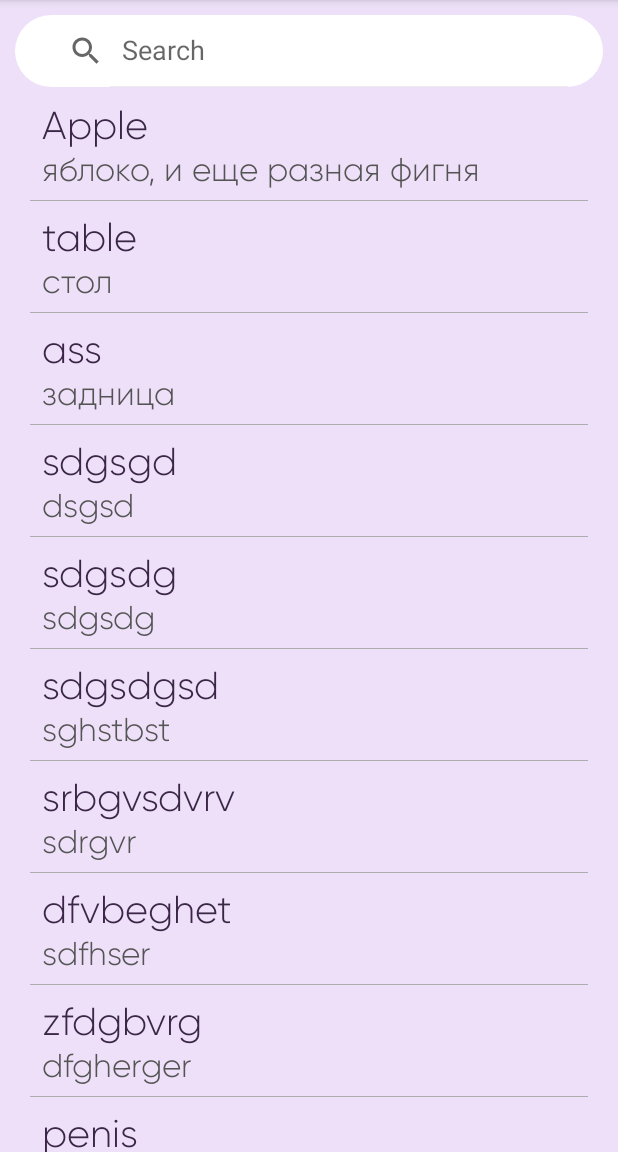
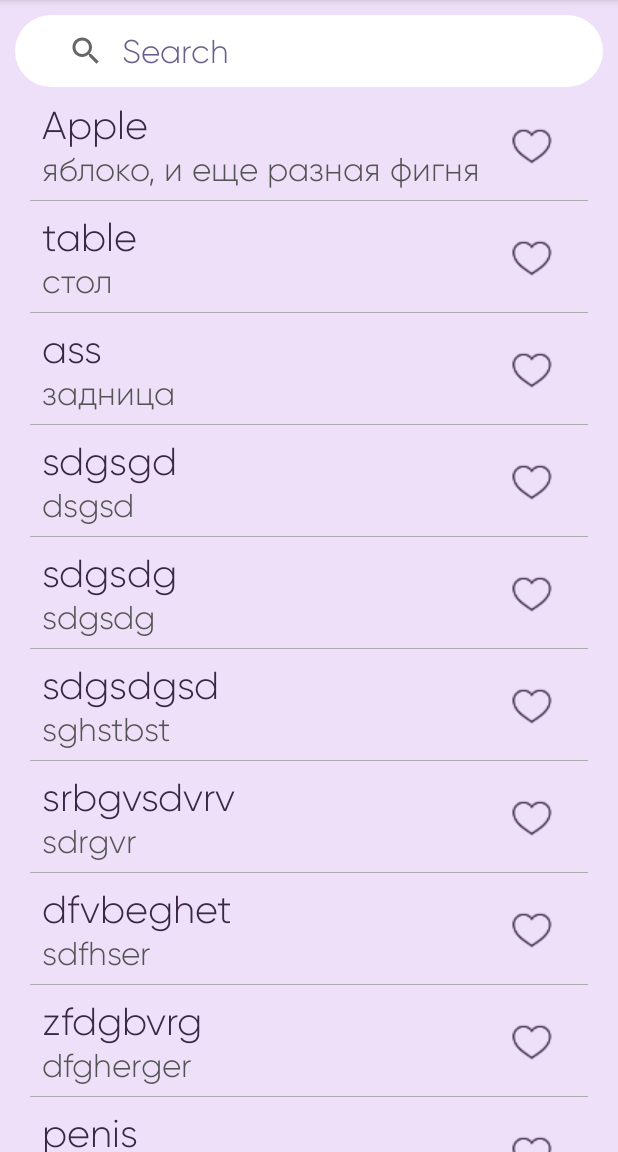
Before and after one commit to mark-kebo/Honyword, an Android app: the screen it shows after launch (TranslateActivity), after a tap on "Start using", on a phone screen of 412 x 824 dp, the part 84-1236 px from its top. Run offline under Robolectric (Android 15) with nearby library versions, the phone set to English and light mode, and no system bars.

Commit message:
Change search

```diff
--- a/app/src/main/java/com/example/mark/honyword/FullscreenActivity.java
+++ b/app/src/main/java/com/example/mark/honyword/FullscreenActivity.java
@@ -2,6 +2,7 @@ package com.example.mark.honyword;
 
 import android.annotation.SuppressLint;
 import android.content.Intent;
+import android.content.pm.ActivityInfo;
 import android.support.v7.app.ActionBar;
 import android.support.v7.app.AppCompatActivity;
 import android.os.Bundle;
@@ -17,7 +18,6 @@ public class FullscreenActivity extends AppCompatActivity {
 
     private final Handler mHideHandler = new Handler();
     private View mContentView;
-    private Button mButtonStart;
     private final Runnable mHidePart2Runnable = new Runnable() {
         @SuppressLint("InlinedApi")
         @Override
@@ -55,10 +55,10 @@ public class FullscreenActivity extends AppCompatActivity {
     @Override
     protected void onCreate(Bundle savedInstanceState) {
         super.onCreate(savedInstanceState);
-
+        setRequestedOrientation(ActivityInfo.SCREEN_ORIENTATION_PORTRAIT);
         setContentView(R.layout.activity_fullscreen);
         mContentView = findViewById(R.id.fullscreen_first_d);
-        mButtonStart = findViewById(R.id.button_start_using);
+        Button buttonStart = findViewById(R.id.button_start_using);
 
         // Hide UI first
         ActionBar actionBar = getSupportActionBar();
@@ -70,7 +70,7 @@ public class FullscreenActivity extends AppCompatActivity {
         mHideHandler.removeCallbacks(mShowPart2Runnable);
         mHideHandler.postDelayed(mHidePart2Runnable, 0);
 
-        mButtonStart.setOnClickListener(new View.OnClickListener() {
+        buttonStart.setOnClickListener(new View.OnClickListener() {
             @Override
             public void onClick(View v) {
                 Intent intent;
--- a/app/src/main/java/com/example/mark/honyword/TranslateActivity.java
+++ b/app/src/main/java/com/example/mark/honyword/TranslateActivity.java
@@ -8,6 +8,9 @@ import android.support.v7.widget.LinearLayoutManager;
 import android.support.v7.widget.RecyclerView;
 import android.support.v7.widget.SearchView.*;
 import android.support.v7.widget.SearchView;
+import android.widget.AutoCompleteTextView;
+import android.widget.EditText;
+import android.widget.LinearLayout;
 import android.widget.TextView;
 
 
@@ -42,9 +45,16 @@ public class TranslateActivity extends AppCompatActivity {
         rvWord.setAdapter(mWordAdapter);
 
         final SearchView searchView = findViewById(R.id.searchView);
-//        TextView searchText = searchView.findViewById(android.support.v7.appcompat.R.id.search_src_text);
-//        Typeface myCustomFont = Typeface.createFromFile("@font/normal");
-//        searchText.setTypeface(myCustomFont);
+        TextView searchText = searchView.findViewById(android.support.v7.appcompat.R.id.search_src_text);
+        Typeface myCustomFont = Typeface.createFromAsset(getAssets(), "fonts/normal.otf");
+        searchText.setTypeface(myCustomFont);
+        searchText.setTextColor(getResources().getColor(R.color.colorPrimary));
+        searchText.setHintTextColor(getResources().getColor(R.color.colorAccent));
+        LinearLayout linearLayout1 = (LinearLayout) searchView.getChildAt(0);
+        LinearLayout linearLayout2 = (LinearLayout) linearLayout1.getChildAt(2);
+        LinearLayout linearLayout3 = (LinearLayout) linearLayout2.getChildAt(1);
+        AutoCompleteTextView autoComplete = (AutoCompleteTextView) linearLayout3.getChildAt(0);
+        autoComplete.setTextSize(22);
         searchView.setOnQueryTextListener(new OnQueryTextListener() {
             @Override
             public boolean onQueryTextSubmit(String query) {
--- a/app/src/main/res/layout/activity_translate.xml
+++ b/app/src/main/res/layout/activity_translate.xml
@@ -21,7 +21,8 @@
         android:paddingEnd="15dp"
         android:paddingStart="15dp"
         app:iconifiedByDefault="false"
-        app:queryHint="@string/search" />
+        app:queryHint="@string/search"
+        app:queryBackground="@color/transparent"/>
 
     <android.support.v7.widget.RecyclerView
         android:id="@+id/rvWord"
--- a/app/src/main/res/layout/word_item.xml
+++ b/app/src/main/res/layout/word_item.xml
@@ -1,5 +1,6 @@
 <?xml version="1.0" encoding="utf-8"?>
 <LinearLayout xmlns:android="http://schemas.android.com/apk/res/android"
+    xmlns:app="http://schemas.android.com/apk/res-auto"
     xmlns:tools="http://schemas.android.com/tools"
     android:layout_width="match_parent"
     android:layout_height="wrap_content"
@@ -11,6 +12,7 @@
     <LinearLayout
         android:layout_width="match_parent"
         android:layout_height="match_parent"
+        android:layout_weight="1"
         android:orientation="vertical"
         tools:ignore="UselessParent">
 
@@ -19,7 +21,6 @@
             android:layout_width="match_parent"
             android:layout_height="wrap_content"
             android:fontFamily="@font/normal"
-            android:text="654654"
             android:textColor="@color/colorPrimaryDark"
             android:textSize="26sp" />
 
@@ -29,10 +30,21 @@
             android:layout_width="match_parent"
             android:layout_height="wrap_content"
             android:fontFamily="@font/normal"
-            android:text="9844984"
             android:textColor="@color/black_overlay_second"
             android:textSize="22sp" />
 
     </LinearLayout>
 
+    <ImageButton
+        android:id="@+id/likeButton"
+        android:layout_width="match_parent"
+        android:layout_height="match_parent"
+        android:layout_weight="5"
+        android:background="@android:color/transparent"
+        android:clickable="true"
+        android:contentDescription="@string/like"
+        android:focusable="true"
+        android:padding="10dp"
+        app:srcCompat="@drawable/like_empty" />
+
 </LinearLayout>
--- a/app/src/main/res/values/colors.xml
+++ b/app/src/main/res/values/colors.xml
@@ -6,4 +6,5 @@
     <color name="colorBackground">#ede0f8</color>
     <color name="black_overlay">#66000000</color>
     <color name="black_overlay_second">#545454</color>
+    <color name="transparent">#00545454</color>
 </resources>
--- a/app/src/main/res/values/strings.xml
+++ b/app/src/main/res/values/strings.xml
@@ -7,4 +7,5 @@
     <string name="we_will_help_you_to_find_words">We will help you to find words</string>
     <string name="start_using">Start using</string>
     <string name="search">Search</string>
+    <string name="like">like</string>
 </resources>
```
Also changed, not shown: app/src/main/assets/fonts/normal.otf (added), app/src/main/res/drawable/like_empty.png (added).
